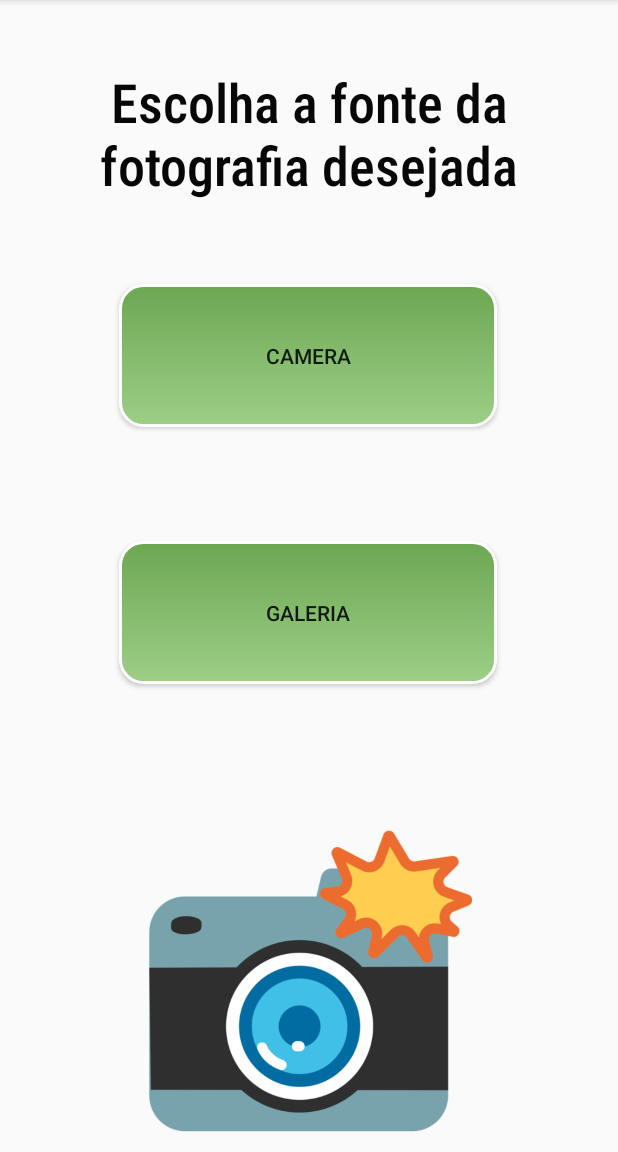
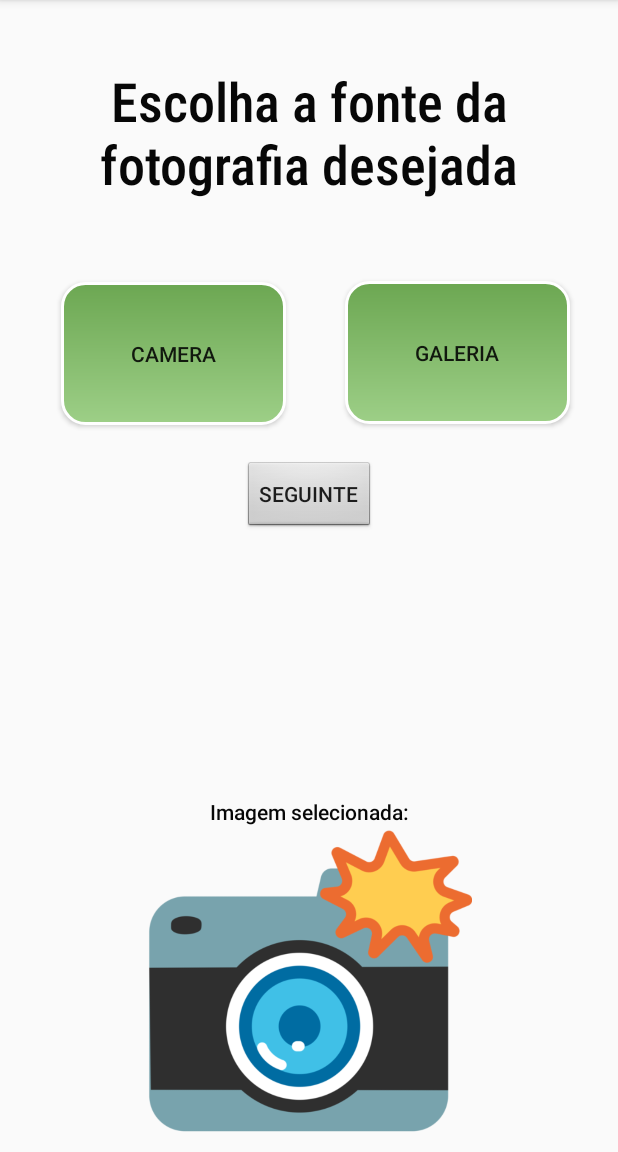
Before and after one commit to tiss05/PDM_Feito, an Android app: the Picture screen opened directly, with no data from a screen before it, on a phone screen of 412 x 824 dp, the part 84-1236 px from its top. Run offline under Robolectric (Android 15) with nearby library versions, the phone set to English and light mode, and no system bars.

```diff
--- a/app/src/main/java/com/example/bejamerece/Confirm.java
+++ b/app/src/main/java/com/example/bejamerece/Confirm.java
@@ -3,12 +3,17 @@ package com.example.bejamerece;
 import androidx.appcompat.app.AppCompatActivity;
 
 import android.os.Bundle;
+import android.widget.TextView;
 
 public class Confirm extends AppCompatActivity {
+    TextView name;
 
     @Override
     protected void onCreate(Bundle savedInstanceState) {
         super.onCreate(savedInstanceState);
         setContentView(R.layout.activity_confirm);
+        name=(TextView) findViewById(R.id.tx_nome);
     }
+
+    //public void OnClick
 }
--- a/app/src/main/java/com/example/bejamerece/Picture.java
+++ b/app/src/main/java/com/example/bejamerece/Picture.java
@@ -34,21 +34,24 @@ import java.io.IOException;
 
 
 public class Picture extends AppCompatActivity {
-    private static final int CAMERA_REQUEST = 1888;
-    private static final int ACTIVITY_SELECT_IMAGE = 1234;
-    private ImageView imageView;
-    private static final int MY_CAMERA_PERMISSION_CODE = 100;
-    private Uri filePath;
 
     /**
      * A variables which will be used
      * **/
+
+    private static final int CAMERA_REQUEST = 1888;
+    private static final int ACTIVITY_SELECT_IMAGE = 1234;
+    private ImageView imageView;
+    private Button next_confirm;
+    private static final int MY_CAMERA_PERMISSION_CODE = 100;
+    private Uri filePath;
 
     @Override
     public void onCreate(Bundle savedInstanceState) {
         super.onCreate(savedInstanceState);
         setContentView(R.layout.activity_pic);
         this.imageView = (ImageView) this.findViewById(R.id.imageView4);
+        next_confirm = (Button) findViewById(R.id.button_nextFoto);
         Button btn_choose_photo = (Button) findViewById(R.id.button_galery);
         btn_choose_photo.setOnClickListener(btnChoosePhotoPressed);
         Button photoButton = (Button) this.findViewById(R.id.button_camera);
@@ -65,6 +68,14 @@ public class Picture extends AppCompatActivity {
                     Intent cameraIntent = new Intent(android.provider.MediaStore.ACTION_IMAGE_CAPTURE);
                     startActivityForResult(cameraIntent, CAMERA_REQUEST);
                 }
+            }
+        });
+
+        next_confirm.setOnClickListener(new View.OnClickListener() {
+
+            public void onClick(View view) {
+                Intent intent = new Intent(Picture.this, Confirm.class);
+                startActivity(intent);
             }
         });
     }
--- a/app/src/main/res/layout/activity_pic.xml
+++ b/app/src/main/res/layout/activity_pic.xml
@@ -24,37 +24,60 @@
 
     <Button
         android:id="@+id/button_camera"
-        android:layout_width="252dp"
+        android:layout_width="150dp"
         android:layout_height="95dp"
         android:background="@drawable/button_main"
         android:gravity="center"
         android:text="@string/camera"
         app:layout_constraintBottom_toBottomOf="parent"
         app:layout_constraintEnd_toEndOf="parent"
-        app:layout_constraintHorizontal_bias="0.496"
+        app:layout_constraintHorizontal_bias="0.154"
         app:layout_constraintStart_toStartOf="parent"
         app:layout_constraintTop_toTopOf="parent"
-        app:layout_constraintVertical_bias="0.281" />
+        app:layout_constraintVertical_bias="0.279" />
 
     <Button
         android:id="@+id/button_galery"
-        android:layout_width="252dp"
+        android:layout_width="150dp"
         android:layout_height="95dp"
         android:background="@drawable/button_main"
         android:gravity="center"
         android:text="@string/galeria"
         app:layout_constraintBottom_toTopOf="@+id/imageView4"
         app:layout_constraintEnd_toEndOf="parent"
-        app:layout_constraintHorizontal_bias="0.496"
+        app:layout_constraintHorizontal_bias="0.551"
+        app:layout_constraintStart_toEndOf="@+id/button_camera"
+        app:layout_constraintTop_toBottomOf="@+id/textView2"
+        app:layout_constraintVertical_bias="0.168" />
+
+    <Button
+        android:id="@+id/button_nextFoto"
+        android:layout_width="wrap_content"
+        android:layout_height="wrap_content"
+        android:layout_marginTop="24dp"
+        android:background="@android:drawable/btn_default"
+        android:text="Seguinte"
+        app:layout_constraintEnd_toEndOf="parent"
         app:layout_constraintStart_toStartOf="parent"
-        app:layout_constraintTop_toBottomOf="@+id/button_camera"
-        app:layout_constraintVertical_bias="0.447" />
+        app:layout_constraintTop_toBottomOf="@+id/button_camera" />
+
+    <TextView
+        android:id="@+id/textView5"
+        android:layout_width="wrap_content"
+        android:layout_height="wrap_content"
+        android:fontFamily="sans-serif-medium"
+        android:textColor="#070707"
+        android:text="Imagem selecionada:"
+        app:layout_constraintBottom_toTopOf="@+id/imageView4"
+        app:layout_constraintEnd_toEndOf="parent"
+        app:layout_constraintStart_toStartOf="parent" />
 
     <ImageView
         android:id="@+id/imageView4"
         android:layout_width="245dp"
         android:layout_height="217dp"
         android:contentDescription="TODO"
+        android:textSize="20sp"
         app:layout_constraintBottom_toBottomOf="parent"
         app:layout_constraintEnd_toEndOf="parent"
         app:layout_constraintStart_toStartOf="parent"
```
Also changed, not shown: app/src/main/res/layout/activity_confirm.xml (+25 -0 lines).
